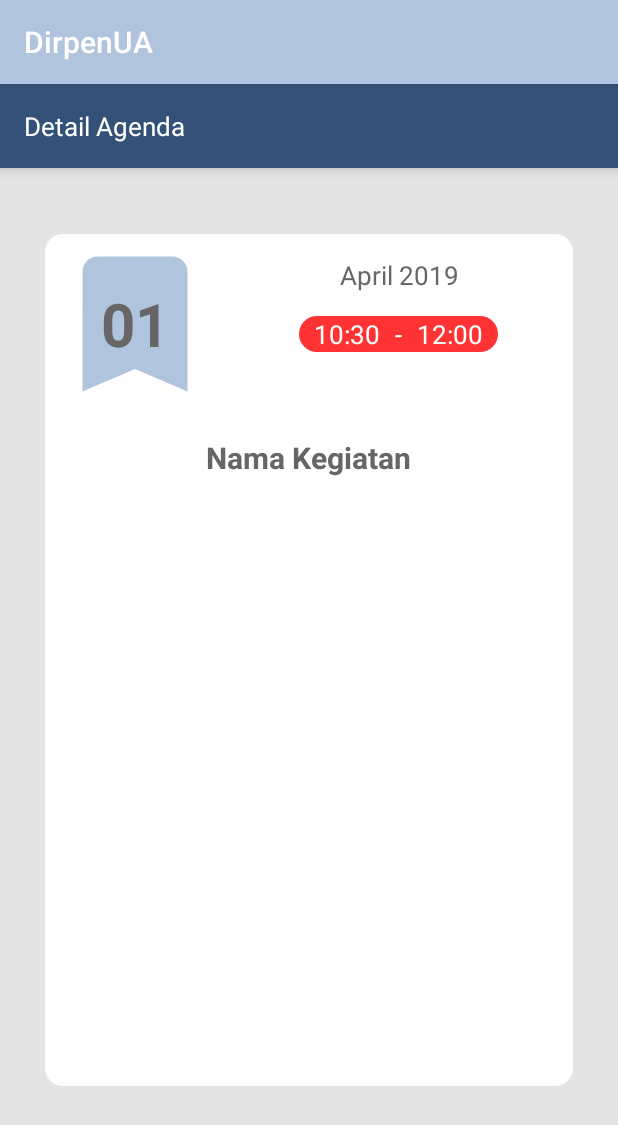
After one commit to dirpenua/DirektoratPendidikan, an Android app: the DetailAgenda screen opened directly, with no data from a screen before it, on a phone screen of 412 x 824 dp. The commit adds this screen. Shown: the top 1125 px of the screen. Run offline under Robolectric (Android 15) with nearby library versions, the phone set to English and light mode, and no system bars.

Commit message:
Initial Commit

```diff
--- /dev/null
+++ b/app/src/main/java/com/example/direktoratpendidikan/DetailAgenda.java
@@ -0,0 +1,27 @@
+package com.example.direktoratpendidikan;
+
+import android.support.v7.app.AppCompatActivity;
+import android.os.Bundle;
+
+public class DetailAgenda extends AppCompatActivity {
+
+    public String agenda_id;
+
+
+    public boolean onSupportNavigateUp() {
+        onBackPressed();
+        return true;
+    }
+
+    @Override
+    protected void onCreate(Bundle savedInstanceState) {
+        super.onCreate(savedInstanceState);
+        setContentView(R.layout.activity_detail_agenda);
+
+        this.agenda_id = getIntent().getStringExtra("idAgenda");
+    }
+
+    public String getId_agenda(){
+        return this.agenda_id;
+    }
+}
--- a/app/src/main/java/com/example/direktoratpendidikan/data/Agenda.java
+++ b/app/src/main/java/com/example/direktoratpendidikan/data/Agenda.java
@@ -5,6 +5,7 @@ import java.sql.Timestamp;
 
 public class Agenda {
     @SerializedName("agenda_id") private String agenda_id;
+    @SerializedName("tanggal") private String tanggal;
     @SerializedName("nama_kegiatan") private String nama_kegiatan;
 
     public String getId() {
@@ -13,6 +14,11 @@ public class Agenda {
 
     public void setId(String agenda_id) {
         this.agenda_id = agenda_id;
+    }
+
+    public String getTanggal() { return tanggal; }
+
+    public void setTanggal(String tanggal) { this.tanggal = tanggal;
     }
 
     public String getNama() {
--- /dev/null
+++ b/app/src/main/res/drawable/bookmarkday.xml
@@ -0,0 +1,5 @@
+<vector android:height="100dp" android:tint="#B0C4DE"
+    android:viewportHeight="24.0" android:viewportWidth="24.0"
+    android:width="100dp" xmlns:android="http://schemas.android.com/apk/res/android">
+    <path android:fillColor="#FF000000" android:pathData="M17,3H7c-1.1,0 -1.99,0.9 -1.99,2L5,21l7,-3 7,3V5c0,-1.1 -0.9,-2 -2,-2z"/>
+</vector>
--- /dev/null
+++ b/app/src/main/res/layout/activity_detail_agenda.xml
@@ -0,0 +1,119 @@
+<?xml version="1.0" encoding="utf-8"?>
+<FrameLayout xmlns:android="http://schemas.android.com/apk/res/android"
+    android:id="@+id/content_for_detail"
+    xmlns:tools="http://schemas.android.com/tools"
+    android:layout_width="match_parent"
+    android:layout_height="match_parent"
+    xmlns:app="http://schemas.android.com/apk/res-auto"
+    tools:context=".DetailAgenda">
+
+    <android.support.v7.widget.Toolbar
+    android:id="@+id/toolbar"
+    android:layout_width="match_parent"
+    android:layout_height="?attr/actionBarSize"
+    android:background="?attr/colorPrimaryDark"
+    android:elevation="5dp"
+    android:theme="@style/ThemeOverlay.AppCompat.Dark.ActionBar"
+    app:popupTheme="@style/ThemeOverlay.AppCompat.Light">
+
+    <TextView
+    android:layout_width="wrap_content"
+    android:layout_height="match_parent"
+    android:text="Detail Agenda"
+    android:textColor="#FFFFFF"
+
+    android:textSize="17dp"
+    android:gravity="center_vertical"/>
+
+    </android.support.v7.widget.Toolbar>
+
+    <LinearLayout
+        android:layout_width="match_parent"
+        android:layout_height="match_parent"
+        android:layout_marginLeft="30dp"
+        android:layout_marginRight="30dp"
+        android:layout_marginTop="100dp"
+        android:layout_marginBottom="100dp"
+        android:background="@drawable/whiteround"
+        android:orientation="vertical">
+
+        <LinearLayout
+            android:layout_width="match_parent"
+            android:layout_height="wrap_content"
+            android:orientation="horizontal"
+            >
+
+            <TextView
+                android:id="@+id/tanggaldetail"
+                android:layout_width="120dp"
+                android:layout_height="120dp"
+                android:background="@drawable/bookmarkday"
+                android:textAlignment="center"
+                android:gravity="center"
+                android:textSize="40dp"
+                android:textStyle="bold"
+                android:textColor="@color/colorAccent"
+                android:text="01"/>
+
+            <LinearLayout
+                android:layout_width="match_parent"
+                android:layout_height="match_parent"
+                android:orientation="vertical"
+                android:layout_gravity="center">
+
+                <TextView
+                    android:id="@+id/bulantahun"
+                    android:layout_width="match_parent"
+                    android:layout_height="wrap_content"
+                    android:text="April 2019"
+                    android:textSize="17dp"
+                    android:gravity="center"
+                    android:textColor="@color/colorAccent"
+                    android:layout_margin="15dp"/>
+
+                <LinearLayout
+                    android:layout_width="wrap_content"
+                    android:layout_height="wrap_content"
+                    android:layout_gravity="center"
+                    android:orientation="horizontal"
+                    android:background="@drawable/redround">
+                    <TextView
+                        android:id="@+id/jammulai"
+                        android:layout_width="match_parent"
+                        android:layout_height="wrap_content"
+                        android:text="10:30"
+                        android:textSize="17dp"
+                        android:textColor="#FFFFFF"
+                        android:layout_marginLeft="10dp" />
+                    <TextView
+                        android:layout_width="match_parent"
+                        android:layout_height="wrap_content"
+                        android:text="-"
+                        android:textSize="17dp"
+                        android:textColor="#FFFFFF"
+                        android:layout_marginLeft="10dp" />
+                    <TextView
+                        android:id="@+id/jamselesai"
+                        android:layout_width="match_parent"
+                        android:layout_height="wrap_content"
+                        android:text="12:00"
+                        android:textSize="17dp"
+                        android:textColor="#FFFFFF"
+                        android:layout_marginLeft="10dp"
+                        android:layout_marginRight="10dp"/>
+                </LinearLayout>
+            </LinearLayout>
+        </LinearLayout>
+        <TextView
+            android:id="@+id/nama_kegiatan_detail"
+            android:layout_width="wrap_content"
+            android:layout_height="wrap_content"
+            android:text="Nama Kegiatan"
+            android:textSize="20dp"
+            android:layout_gravity="center"
+            android:textColor="@color/colorAccent"
+            android:textStyle="bold"
+            android:layout_margin="15dp"/>
+    </LinearLayout>
+
+</FrameLayout>
--- a/app/src/main/res/layout/fragment_agenda.xml
+++ b/app/src/main/res/layout/fragment_agenda.xml
@@ -9,7 +9,7 @@
         android:layout_width="match_parent"
         android:layout_height="?attr/actionBarSize"
         android:background="?attr/colorPrimaryDark"
-        android:elevation="4dp"
+        android:elevation="5dp"
         android:theme="@style/ThemeOverlay.AppCompat.Dark.ActionBar"
         app:popupTheme="@style/ThemeOverlay.AppCompat.Light">
 
@@ -33,6 +33,8 @@
         android:id="@+id/recyclerView"
         android:layout_width="match_parent"
         android:layout_height="match_parent"
-        android:layout_below="@id/toolbar"/>
+        android:layout_below="@id/toolbar"
+        android:layout_marginTop="8dp"
+        android:layout_marginBottom="8dp"/>
 
 </RelativeLayout>
--- a/app/src/main/res/values/strings.xml
+++ b/app/src/main/res/values/strings.xml
@@ -33,4 +33,7 @@
         <item>Minggu</item>
     </string-array>
 
+    <!-- TODO: Remove or change this placeholder text -->
+    <string name="hello_blank_fragment">Hello blank fragment</string>
+
 </resources>
```
Also changed, not shown: app/src/main/AndroidManifest.xml (+6 -6 lines), app/src/main/java/com/example/direktoratpendidikan/AgendaFragment.java (+25 -25 lines), app/src/main/java/com/example/direktoratpendidikan/adapter/Adapter.java (+34 -10 lines), app/src/main/res/layout/item_agenda.xml (+4 -3 lines).
